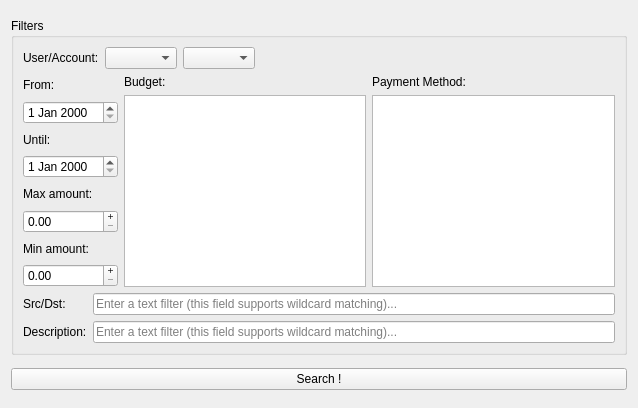
Before: the Qt Designer form picsou/ui/widgets/searchfilterform.ui in koromodako/picsou, drawn with Qt 5.
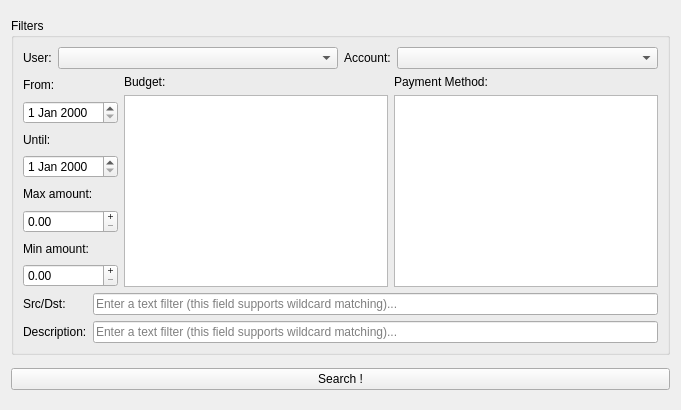
After: the same form once the commit is applied.

Diff of the .ui file:
```diff
--- a/picsou/ui/widgets/searchfilterform.ui
+++ b/picsou/ui/widgets/searchfilterform.ui
@@ -6,8 +6,8 @@
    <rect>
     <x>0</x>
     <y>0</y>
-    <width>638</width>
-    <height>408</height>
+    <width>681</width>
+    <height>410</height>
    </rect>
   </property>
   <property name="windowTitle">
@@ -25,34 +25,48 @@
      <property name="title">
       <string>Filters</string>
      </property>
-     <layout class="QVBoxLayout" name="verticalLayout_3">
+     <layout class="QVBoxLayout" name="verticalLayout_2">
+      <item>
+       <layout class="QHBoxLayout" name="horizontalLayout_4">
       <item>
        <layout class="QHBoxLayout" name="horizontalLayout">
         <item>
-         <widget class="QLabel" name="user_account_label">
+           <widget class="QLabel" name="user_label">
+            <property name="sizePolicy">
+             <sizepolicy hsizetype="Maximum" vsizetype="Preferred">
+              <horstretch>0</horstretch>
+              <verstretch>0</verstretch>
+             </sizepolicy>
+            </property>
           <property name="text">
-           <string>User/Account:</string>
+             <string>User:</string>
           </property>
          </widget>
         </item>
         <item>
          <widget class="QComboBox" name="user"/>
         </item>
+         </layout>
+        </item>
+        <item>
+         <layout class="QHBoxLayout" name="horizontalLayout_3">
+          <item>
+           <widget class="QLabel" name="account_label">
+            <property name="sizePolicy">
+             <sizepolicy hsizetype="Maximum" vsizetype="Preferred">
+              <horstretch>0</horstretch>
+              <verstretch>0</verstretch>
+             </sizepolicy>
+            </property>
+            <property name="text">
+             <string>Account:</string>
+            </property>
+           </widget>
+          </item>
         <item>
          <widget class="QComboBox" name="account"/>
         </item>
-        <item>
-         <spacer name="horizontalSpacer">
-          <property name="orientation">
-           <enum>Qt::Horizontal</enum>
-          </property>
-          <property name="sizeHint" stdset="0">
-           <size>
-            <width>40</width>
-            <height>20</height>
-           </size>
-          </property>
-         </spacer>
+         </layout>
         </item>
        </layout>
       </item>
```
Lines whose indentation alone changed are shown as unchanged.
